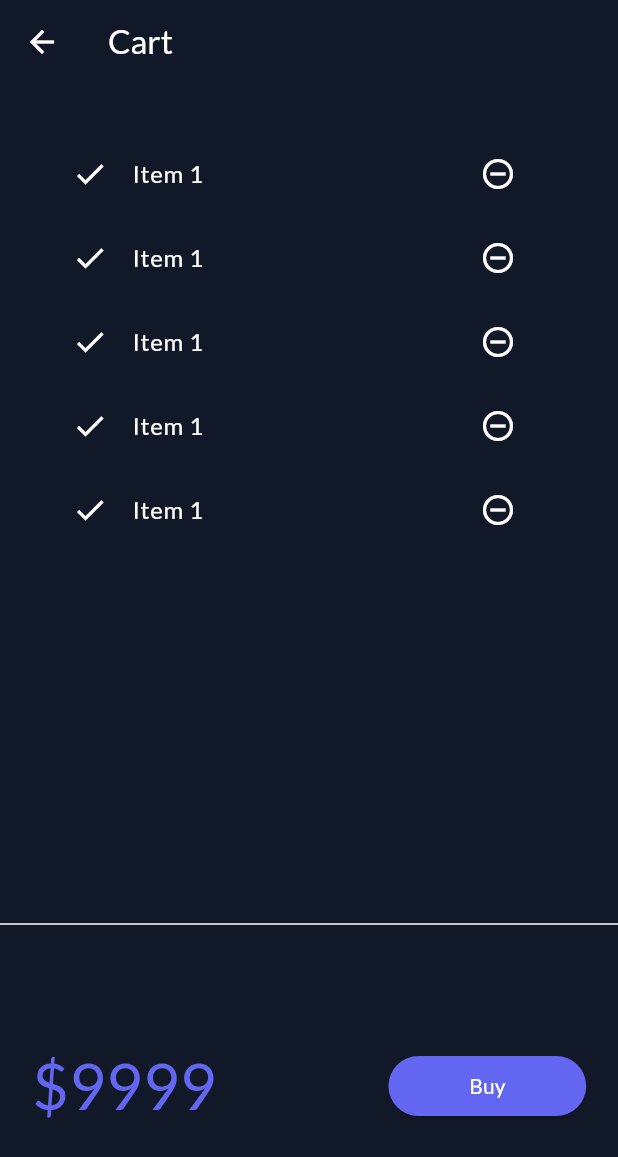
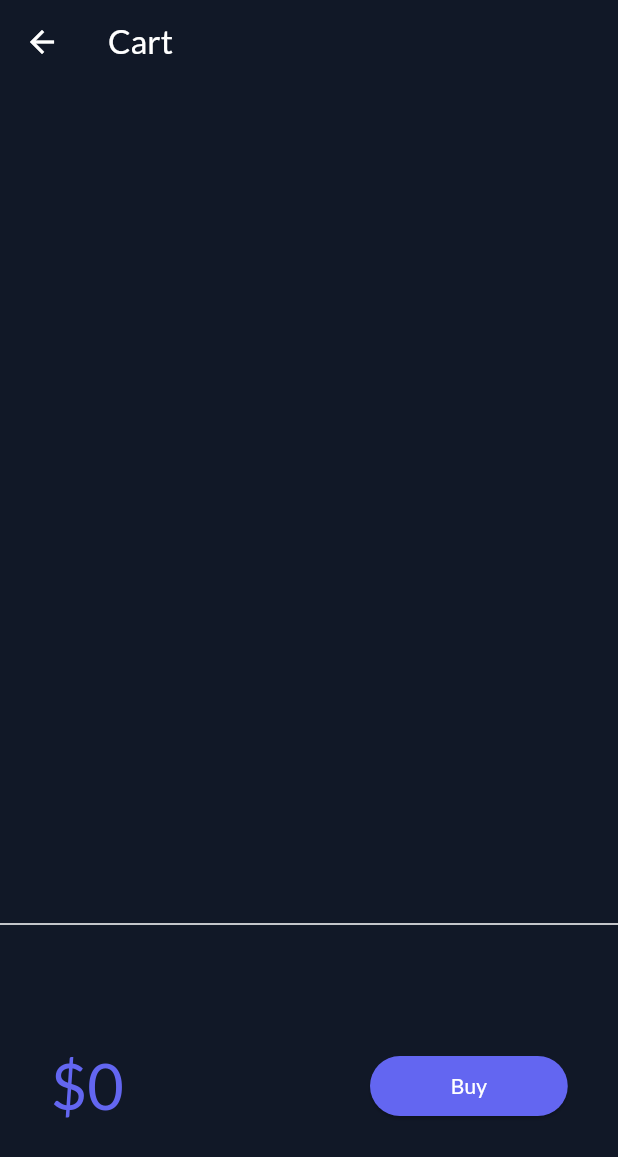
Before and after one commit to Arjav-07/Begetter, a Flutter app: the screen it shows after launch, after a tap on an icon or button, on a phone screen of 412 x 824 dp. Shown: the top 1157 px of the screen. Run offline on Flutter 3.47's test engine with Material 3 defaults, Android fonts, the phone set to English and light mode, and no system bars; our stand-ins replace google_fonts, velocity_x; network calls fail.

Commit message:
branch-22 completed

```diff
--- a/lib/models/cart.dart
+++ b/lib/models/cart.dart
@@ -3,6 +3,14 @@ import 'package:begetter/models/catalog.dart';
 class CartModel {
   // catalog field
   late CatalogModel _catalog;
+
+  static final CartModel _instance = CartModel._internal();
+
+  CartModel._internal();
+
+  factory CartModel() {
+    return _instance;
+  }
 
   // Collection of IDs - store Ids of each item
   final List<int> _itemIds = [];
--- a/lib/models/catalog.dart
+++ b/lib/models/catalog.dart
@@ -2,6 +2,12 @@ import 'package:begetter/models/catalog.dart';
 
 class CatalogModel {
   static List<Item> items = [];
+
+  static final CatModel = CatalogModel._internal();
+
+  CatalogModel._internal();
+
+  factory CatalogModel() => CatModel;
 
   // Get the item by ID
   Item? getById(int id) {
--- a/lib/pages/cart_page.dart
+++ b/lib/pages/cart_page.dart
@@ -1,3 +1,4 @@
+import 'package:begetter/models/cart.dart';
 import 'package:flutter/material.dart';
 import 'package:velocity_x/velocity_x.dart';
 
@@ -24,12 +25,17 @@ class CartPage extends StatelessWidget {
 class _CartTotal extends StatelessWidget {
   @override
   Widget build(BuildContext context) {
+    final _cart = CartModel();
     return SizedBox(
       height: 200,
       child: Row(
         mainAxisAlignment: MainAxisAlignment.spaceAround,
         children: [
-          "\$9999".text.xl5.color(context.theme.colorScheme.secondary).make(),
+          "\$${_cart.totalPrice}"
+              .text
+              .xl5
+              .color(context.theme.colorScheme.secondary)
+              .make(),
           30.widthBox,
           ElevatedButton(
             onPressed: () {
@@ -55,17 +61,18 @@ class _CartList extends StatefulWidget {
 }
 
 class __CartListState extends State<_CartList> {
+  final _cart = CartModel();
   @override
   Widget build(BuildContext context) {
     return ListView.builder(
-      itemCount: 5,
+      itemCount: _cart.items.length,
       itemBuilder: (context, index) => ListTile(
         leading: Icon(Icons.done),
         trailing: IconButton(
           icon: Icon(Icons.remove_circle_outline),
           onPressed: () {},
         ),
-        title: "Item 1".text.make(),
+        title: _cart.items[index].name.text.make(),
       ),
     );
   }
--- a/lib/widget/home_widgets/catalog_list.dart
+++ b/lib/widget/home_widgets/catalog_list.dart
@@ -1,3 +1,4 @@
+import 'package:begetter/models/cart.dart';
 import 'package:begetter/models/catalog.dart';
 import 'package:begetter/pages/home_detail_page.dart';
 // Ensure that 'lib/pages/home_detail_page.dart' exists and contains:
@@ -77,21 +78,9 @@ class CatalogItem extends StatelessWidget {
                       .bold
                       .size(18)
                       .make(),
-                  ElevatedButton(
-                    onPressed: () {},
-                    style: ButtonStyle(
-                        backgroundColor: MaterialStateProperty.all(
-                            Theme.of(context)
-                                    .elevatedButtonTheme
-                                    .style
-                                    ?.backgroundColor
-                                    ?.resolve({}) ??
-                                MyTheme.lightBluishColor),
-                        shape: MaterialStateProperty.all(
-                          StadiumBorder(),
-                        )),
-                    child: "Add to Cart".text.white.make(),
-                  ).wh(130, 40),
+                  _AddToCart(
+                    catalog: catalog,
+                  ),
                 ],
               ).pOnly(right: 16.0)
             ],
@@ -101,3 +90,48 @@ class CatalogItem extends StatelessWidget {
     ).color(context.cardColor).rounded.square(150).make().py16();
   }
 }
+
+class _AddToCart extends StatefulWidget {
+  final Item catalog;
+  const _AddToCart({
+    Key? key,
+    required this.catalog,
+  }) : super(key: key);
+
+  @override
+  __AddToCartState createState() => __AddToCartState();
+}
+
+bool isAdded = false; // Global state to track cart addition
+
+class __AddToCartState extends State<_AddToCart> {
+  @override
+  Widget build(BuildContext context) {
+    return ElevatedButton(
+      onPressed: () {
+        isAdded = isAdded.toggle();
+        final _catalog = CatalogModel();
+        final _cart = CartModel();
+        _cart.catalog = _catalog; // Set the catalog for the cart
+        _cart.add(widget.catalog);
+        setState(() {}); // Toggle the state
+      },
+      style: ElevatedButton.styleFrom(
+        backgroundColor: Theme.of(context)
+                .elevatedButtonTheme
+                .style
+                ?.backgroundColor
+                ?.resolve({}) ??
+            MyTheme.lightBluishColor,
+        shape: const StadiumBorder(),
+        foregroundColor: Colors.white,
+        textStyle: const TextStyle(
+          color: Colors.white,
+          fontWeight: FontWeight.bold,
+          fontSize: 16,
+        ),
+      ),
+      child: isAdded ? Icon(Icons.done) : Text("Add to Cart"),
+    ).wh(130, 40);
+  }
+}
```
